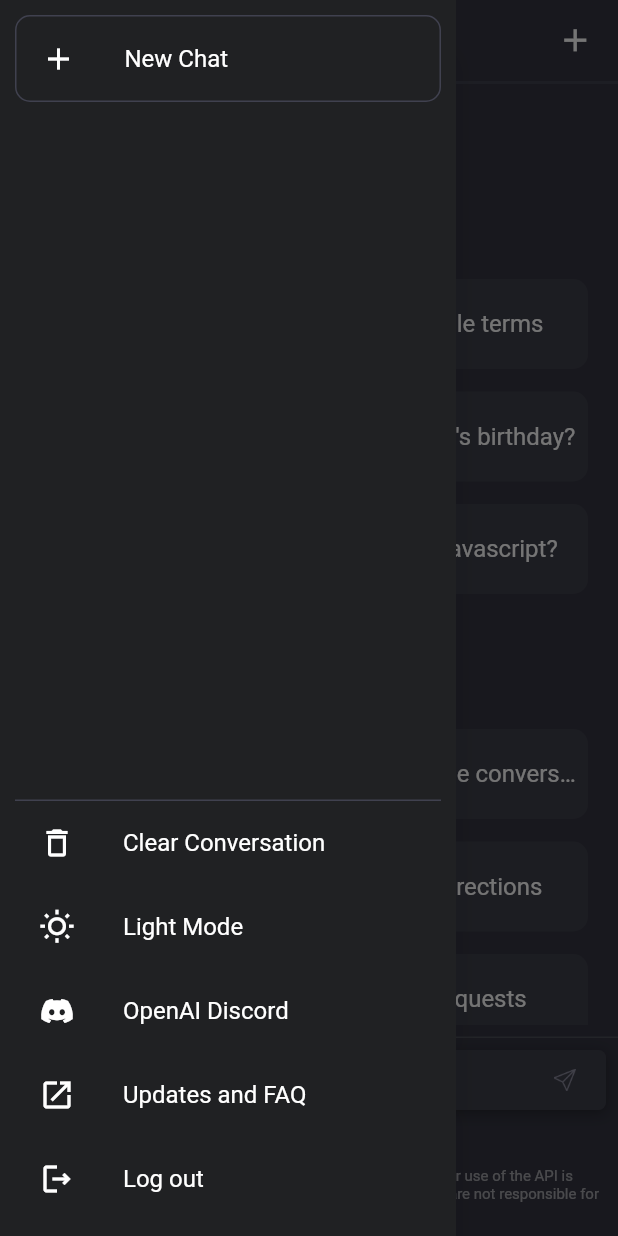
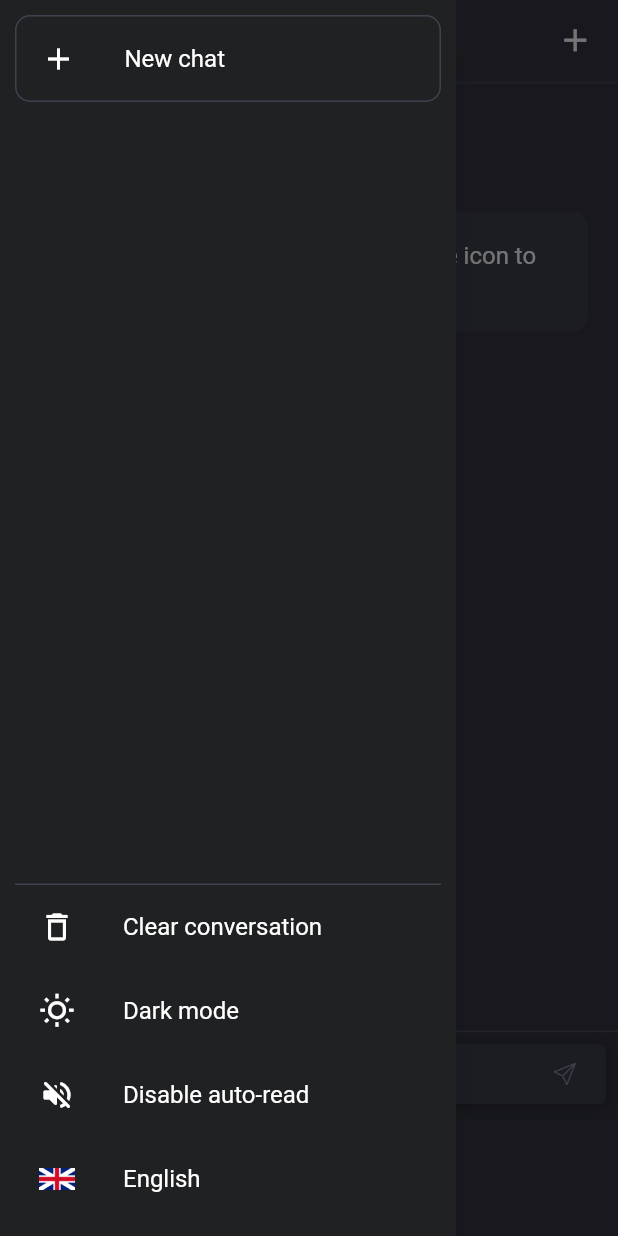
Before and after one commit to nnpanh/advanced-mobile-chat-gpt-flutter, a Flutter app: the screen it shows after launch, with the side drawer open, on a phone screen of 412 x 824 dp. Run offline on Flutter 3.47's test engine with Material 2 defaults, Android fonts, the phone set to English and light mode, and no system bars; our stand-ins replace flutter_chat_types, flutter_chat_ui, get, google_fonts; missing offline and left inert: dart:html; generated files the repository leaves out were written again.

Commit message:
custom drawer functions

```diff
--- /dev/null
+++ b/l10n.yaml
@@ -0,0 +1,3 @@
+arb-dir: lib/l10n
+template-arb-file: app_en.arb
+output-localization-file: app_localizations.dart
--- a/lib/config/pallete.dart
+++ b/lib/config/pallete.dart
@@ -35,6 +35,10 @@ final lightThemeData = ThemeData(
         fontSize: 10,
         fontWeight: FontWeight.w400,
       )),
+    floatingActionButtonTheme: const FloatingActionButtonThemeData(
+      foregroundColor: Colors.teal,
+      backgroundColor: Colors.teal
+    )
 );
 
 final darkThemeData = ThemeData(
@@ -61,4 +65,8 @@ final darkThemeData = ThemeData(
         fontSize: 10,
         fontWeight: FontWeight.w400,
       )),
+    floatingActionButtonTheme: const FloatingActionButtonThemeData(
+        foregroundColor: Colors.tealAccent,
+        backgroundColor: Colors.tealAccent
+    )
 );
--- a/lib/controller/chat_controller.dart
+++ b/lib/controller/chat_controller.dart
@@ -34,7 +34,6 @@ class ChatController extends GetxController {
   @override
   void onInit() {
     super.onInit();
-    debugPrint("ChatController oninit");
     _chats.add(_conversation);
   }
 
--- /dev/null
+++ b/lib/controller/locale_controller.dart
@@ -0,0 +1,16 @@
+import 'dart:ui';
+
+import 'package:get/get.dart';
+
+class LocaleController extends GetxController {
+  var englishLocale = true.obs;
+
+  void changeLanguage() {
+    if (englishLocale == true.obs) {
+      Get.updateLocale(const Locale('vi','VN'));
+    } else {
+      Get.updateLocale(const Locale('en','US'));
+    }
+    englishLocale.value = !englishLocale.value;
+  }
+}
--- /dev/null
+++ b/lib/controller/speaker_controller.dart
@@ -0,0 +1,9 @@
+import 'package:get/get.dart';
+
+class SpeakerController extends GetxController {
+  var autoRead = true.obs;
+
+  void changeReadMode() {
+    autoRead.value = !autoRead.value;
+  }
+}
--- /dev/null
+++ b/lib/l10n/app_en.arb
@@ -0,0 +1,9 @@
+{
+  "lightMode": "Light mode",
+  "darkMode": "Dark mode",
+  "enableRead": "Enable auto-read",
+  "disableRead": "Disable auto-read",
+  "clearChat": "Clear conversation",
+  "newChat": "New chat",
+  "startPrompt": "Start typing or hold the microphone icon to speak."
+}
--- /dev/null
+++ b/lib/l10n/app_vi.arb
@@ -0,0 +1,9 @@
+{
+  "lightMode": "Chế độ nền sáng",
+  "darkMode": "Chế độ nền tối",
+  "enableRead": "Bật tự động đọc",
+  "disableRead": "Tắt tự động đọc",
+  "clearChat": "Xóa cuộc trò chuyện",
+  "newChat": "Tạo cuộc trò chuyện mới",
+  "startPrompt": "Bắt đầu nhập hoặc ấn và giữ biểu tượng micro để nói."
+}
--- a/lib/main.dart
+++ b/lib/main.dart
@@ -1,7 +1,9 @@
 import 'package:flutgpt/config/pallete.dart';
 import 'package:flutgpt/controller/theme_controller.dart';
 import 'package:flutter/material.dart';
+import 'package:flutter_localizations/flutter_localizations.dart';
 import 'package:get/get.dart';
+import 'package:flutter_gen/gen_l10n/app_localizations.dart';
 
 import 'views/home_view/home_view.dart';
 
@@ -25,6 +27,8 @@ class MyApp extends StatelessWidget {
                 ? ThemeMode.dark
                 : ThemeMode.light,
             home: const HomeView(),
+            localizationsDelegates: AppLocalizations.localizationsDelegates,
+            supportedLocales: AppLocalizations.supportedLocales,
           );
         });
   }
--- a/lib/model/empty_state_card_model.dart
+++ /dev/null
@@ -1,35 +0,0 @@
-class EmptyStateCardModel {
-  final String title;
-  final String icon;
-  final List items;
-
-  const EmptyStateCardModel(
-      {required this.title, required this.icon, required this.items});
-}
-
-EmptyStateCardModel exampleCardModel = const EmptyStateCardModel(
-    title: 'Examples',
-    icon: 'assets/sun.png',
-    items: [
-      "Explain quantum computing in simple terms",
-      "Got any creative ideas for a 10 year old's birthday?",
-      "How do I make an HTTP request in Javascript?"
-    ]);
-
-EmptyStateCardModel capabilitiesCardModel = const EmptyStateCardModel(
-    title: 'Capabilities',
-    icon: 'assets/thunder.png',
-    items: [
-      "Remembers what user said earlier in the conversation",
-      "Allows user to provide follow-up corrections",
-      "Trained to decline inappropriate requests"
-    ]);
-
-EmptyStateCardModel limitationsCardModel = const EmptyStateCardModel(
-    title: 'Limitations',
-    icon: 'assets/alert.png',
-    items: [
-      "May occasionally generate incorrect information",
-      "May occasionally produce harmful instructions or biased content",
-      "Limited knowledge of world and events after 2021"
-    ]);
--- a/lib/views/home_view/components/app_drawer.dart
+++ b/lib/views/home_view/components/app_drawer.dart
@@ -1,21 +1,28 @@
+import 'dart:io';
+import 'package:flutter_gen/gen_l10n/app_localizations.dart';
 import 'package:flutgpt/config/pallete.dart';
 import 'package:flutgpt/controller/chat_controller.dart';
+import 'package:flutgpt/controller/locale_controller.dart';
+import 'package:flutgpt/controller/speaker_controller.dart';
 import 'package:flutgpt/controller/theme_controller.dart';
 import 'package:flutter/material.dart';
 import 'package:get/get.dart';
 import 'package:google_fonts/google_fonts.dart';
 
-Drawer appDrawer() {
-  ThemeController themeController = Get.put(ThemeController());
+Drawer appDrawer(BuildContext context) {
   TextStyle fixedStyle = GoogleFonts.roboto(
     color: Colors.white,
   );
+  ThemeController themeController = Get.put(ThemeController());
   ChatController chatController = Get.put(ChatController());
+  SpeakerController speakerController = Get.put(SpeakerController());
+  LocaleController localeController = Get.put(LocaleController());
+
   return Drawer(
     backgroundColor: const Color(0xff202123),
     child: Padding(
       padding: const EdgeInsets.all(10),
-      child: GetBuilder<ChatController>(builder: (context) {
+      child: GetBuilder<ChatController>(builder: (chatContext) {
         return Column(
           mainAxisAlignment: MainAxisAlignment.spaceBetween,
           children: <Widget>[
@@ -51,7 +58,7 @@ Drawer appDrawer() {
                                     chatController
                                             .chats[index].summary!.isNotEmpty
                                         ? chatController.chats[index].summary!
-                                        : 'New Chat',
+                                        : AppLocalizations.of(context)!.newChat,
                                     style: fixedStyle,
                                   ),
                                 ),
@@ -82,7 +89,7 @@ Drawer appDrawer() {
                             title: Text(
                               overflow: TextOverflow.ellipsis,
                               maxLines: 1,
-                              'New Chat',
+                              AppLocalizations.of(context)!.newChat,
                               style: fixedStyle,
                             ),
                           ),
@@ -105,7 +112,7 @@ Drawer appDrawer() {
                     Icons.delete_outline,
                     color: Colors.white,
                   ),
-                  title: Text('Clear Conversation', style: fixedStyle),
+                  title: Text(AppLocalizations.of(context)!.clearChat, style: fixedStyle),
                 ),
                 Obx(
                   () {
@@ -119,33 +126,50 @@ Drawer appDrawer() {
                       ),
                       title: Text(
                         themeController.isDarkMode.value
-                            ? 'Light Mode'
-                            : 'Dark Mode',
+                            ? AppLocalizations.of(context)!.darkMode
+                            : AppLocalizations.of(context)!.lightMode,
                         style: fixedStyle,
                       ),
                     );
                   },
                 ),
-                ListTile(
-                  leading: const Icon(
-                    Icons.discord,
-                    color: Colors.white,
-                  ),
-                  title: Text('OpenAI Discord', style: fixedStyle),
+                Obx(
+                      () {
+                    return ListTile(
+                      onTap: () =>speakerController.changeReadMode(),
+                      leading: Icon(
+                        speakerController.autoRead.value
+                            ? Icons.volume_off_rounded
+                            : Icons.volume_up_rounded,
+                        color: Colors.white,
+                      ),
+                      title: Text(
+                        speakerController.autoRead.value
+                            ? AppLocalizations.of(context)!.disableRead
+                            : AppLocalizations.of(context)!.enableRead,
+                        style: fixedStyle,
+                      ),
+                    );
+                  },
                 ),
-                ListTile(
-                  leading: const Icon(
-                    Icons.open_in_new,
-                    color: Colors.white,
-                  ),
-                  title: Text('Updates and FAQ', style: fixedStyle),
-                ),
-                ListTile(
-                  leading: const Icon(
-                    Icons.logout_outlined,
-                    color: Colors.white,
-                  ),
-                  title: Text('Log out', style: fixedStyle),
+                Obx(
+                      () {
+                    return ListTile(
+                      onTap: () =>localeController.changeLanguage(),
+                      leading: Image.asset(
+                        localeController.englishLocale.value
+                            ? 'assets/britain.png'
+                            : 'assets/vietnam.png',
+                        height: 24, width:24
+                      ),
+                      title: Text(
+                        localeController.englishLocale.value
+                            ? 'English'
+                            : 'Tiếng Việt',
+                        style: fixedStyle,
+                      ),
+                    );
+                  },
                 ),
               ],
             )
--- a/lib/views/home_view/components/chat_card.dart
+++ b/lib/views/home_view/components/chat_card.dart
@@ -35,6 +35,8 @@ class ChatCard extends StatelessWidget {
           child: Row(
             crossAxisAlignment: CrossAxisAlignment.start,
             children: [
+              Column(
+                children: [
                   Container(
                       height: 40,
                       width: 40,
@@ -56,6 +58,17 @@ class ChatCard extends StatelessWidget {
                               ),
                             )
                           : null),
+                  messageBlock.author!.id == 'chatGPT'?
+          SizedBox(
+            height: 40,
+            width: 40,
+            child: IconButton(icon: const Icon(Icons.volume_up), onPressed: () {
+
+            },)
+          ):
+                      Container()
+                ],
+              ),
               const SizedBox(
                 width: 20,
               ),
--- a/lib/views/home_view/components/empty_state.dart
+++ b/lib/views/home_view/components/empty_state.dart
@@ -1,4 +1,3 @@
-import 'package:flutgpt/model/empty_state_card_model.dart';
 import 'package:flutgpt/views/home_view/components/intro_card.dart';
 import 'package:flutter/material.dart';
 
@@ -12,11 +11,7 @@ class EmptyState extends StatefulWidget {
 }
 
 class _EmptyStateState extends State<EmptyState> {
-  final List<EmptyStateCardModel> list = [
-    exampleCardModel,
-    capabilitiesCardModel,
-    limitationsCardModel
-  ];
+
   @override
   Widget build(BuildContext context) {
     return Padding(
@@ -33,15 +28,7 @@ class _EmptyStateState extends State<EmptyState> {
             const SizedBox(
               height: 30,
             ),
-            ListView.builder(
-                shrinkWrap: true,
-                physics: const NeverScrollableScrollPhysics(),
-                itemCount: 3,
-                itemBuilder: (context, index) {
-                  return IntroCards(
-                    card: list[index],
-                  );
-                }),
+            const IntroCards(),
           ],
         ),
       ),
--- a/lib/views/home_view/components/home_view_body.dart
+++ b/lib/views/home_view/components/home_view_body.dart
@@ -1,3 +1,5 @@
+import 'dart:html';
+
 import 'package:flutgpt/controller/chat_controller.dart';
 import 'package:flutgpt/views/home_view/components/chat_card.dart';
 import 'package:flutgpt/views/home_view/components/empty_state.dart';
@@ -15,6 +17,14 @@ class HomeViewBody extends StatefulWidget {
 
 class _HomeViewBodyState extends State<HomeViewBody> {
   ChatController chatController = Get.put(ChatController());
+  TextEditingController inputController = TextEditingController();
+
+  late SpeechRecognition _speech;
+  bool _isSpeechStarted = false;
+  bool _isListening = false;
+  String transcription = '';
+  String currentText = '';
+  bool _isEndOfSpeech = false;
 
   final ScrollController _controller = ScrollController(keepScrollOffset: true);
 
@@ -30,7 +40,7 @@ class _HomeViewBodyState extends State<HomeViewBody> {
   }
 
   @override
-  Widget build(BuildContext context) {
+  Widget build(BuildContext buildContext) {
     return GetBuilder<ChatController>(builder: (context) {
       return Column(
         mainAxisAlignment: MainAxisAlignment.spaceBetween,
@@ -86,14 +96,25 @@ class _HomeViewBodyState extends State<HomeViewBody> {
                     ),
                   ),
           ),
-          customChatInput()
+          customChatInput(),
+          Row(
+            mainAxisAlignment: MainAxisAlignment.center,
+            children: [
+              FloatingActionButton(onPressed: (){
+              },
+              child: Icon(Icons.mic, color: Theme.of(buildContext).primaryColor),)
+              // foregroundColor: Theme.of(buildContext).floatingActionButtonTheme.foregroundColor,)
+            ]
+          ),
+          const SizedBox(
+            height: 18,
+          ),
         ],
       );
     });
   }
 
   Column customChatInput() {
-    TextEditingController controller = TextEditingController();
     return Column(
       children: [
         const Divider(
@@ -125,9 +146,9 @@ class _HomeViewBodyState extends State<HomeViewBody> {
                     child: TextField(
                       enabled: !chatController.isLoading,
                       onSubmitted: (value) {
-                        _handleSendPressed(controller.text);
+                        _handleSendPressed(inputController.text);
                       },
-                      controller: controller,
+                      controller: inputController,
                       cursorColor: Colors.white,
                       cursorRadius: const Radius.circular(5),
                       maxLines: 1,
@@ -142,8 +163,8 @@ class _HomeViewBodyState extends State<HomeViewBody> {
                 const SizedBox(width: 8.0),
                 GestureDetector(
                   onTap: () {
-                    if (controller.text.isNotEmpty) {
-                      _handleSendPressed(controller.text);
+                    if (inputController.text.isNotEmpty) {
+                      _handleSendPressed(inputController.text);
                     }
                   },
                   child: SizedBox(
@@ -161,37 +182,6 @@ class _HomeViewBodyState extends State<HomeViewBody> {
         const SizedBox(
           height: 6,
         ),
-        Row(
-          mainAxisAlignment: MainAxisAlignment.center,
-          children: [
-            Text(
-              "Powered by ",
-              style: GoogleFonts.roboto(
-                color: Theme.of(context).textTheme.bodyLarge!.color,
-                fontSize: 12,
-              ),
-            ),
-            Text(
-              "codeSaif",
-              style: GoogleFonts.roboto(
-                color: Theme.of(context).textTheme.bodyLarge!.color,
-                fontSize: 12,
-                fontWeight: FontWeight.bold,
-              ),
-            ),
-          ],
-        ),
-        const SizedBox(
-          height: 10,
-        ),
-        Padding(
-          padding: const EdgeInsets.fromLTRB(10, 0, 10, 10),
-          child: Text(
-            "FlutGPT is not endorsed by OpenAI or ChatGPT in any way. Our use of the API is governed by the OpenAI Terms of Service and Privacy Policy. We are not responsible for any misuse of the API.",
-            textAlign: TextAlign.center,
-            style: Theme.of(context).textTheme.bodyMedium,
-          ),
-        )
       ],
     );
   }
@@ -213,4 +203,6 @@ class _HomeViewBodyState extends State<HomeViewBody> {
   void _handleSendPressed(String message) {
     chatController.handleSendPressed(message);
   }
+
+
 }
--- a/lib/views/home_view/components/intro_card.dart
+++ b/lib/views/home_view/components/intro_card.dart
@@ -1,40 +1,17 @@
-import 'package:flutgpt/model/empty_state_card_model.dart';
 import 'package:flutter/material.dart';
+import 'package:flutter_gen/gen_l10n/app_localizations.dart';
 
 class IntroCards extends StatelessWidget {
-  final EmptyStateCardModel card;
-  const IntroCards({Key? key, required this.card}) : super(key: key);
+
+  const IntroCards({Key? key}) : super(key: key);
 
   @override
   Widget build(BuildContext context) {
-    return Column(
-      children: [
-        Row(
-          mainAxisAlignment: MainAxisAlignment.center,
-          children: [
-            SizedBox(
-              height: 25,
-              width: 25,
-              child: Image.asset(card.icon),
-            ),
-            const SizedBox(
-              width: 10,
-            ),
-            Text(card.title, style: Theme.of(context).textTheme.displaySmall),
-          ],
-        ),
-        const SizedBox(
-          height: 20,
-        ),
-        ListView.builder(
-            shrinkWrap: true,
-            physics: const NeverScrollableScrollPhysics(),
-            itemCount: card.items.length,
-            itemBuilder: (context, index) {
+    final String intro = AppLocalizations.of(context)!.startPrompt;
+
     return Padding(
       padding: const EdgeInsets.only(bottom: 15),
       child: Container(
-                  height: 60,
         width: double.infinity,
         decoration: BoxDecoration(
           color: Theme.of(context).cardColor,
@@ -42,21 +19,15 @@ class IntroCards extends StatelessWidget {
         ),
         child: Center(
           child: Padding(
-                      padding: const EdgeInsets.all(8.0),
-                      child: Text('${card.items[index]}',
+            padding: const EdgeInsets.symmetric(vertical:16, horizontal: 24),
+            child: Text(intro,
                 textAlign: TextAlign.center,
-                          maxLines: 1,
+                maxLines: 3,
                overflow: TextOverflow.ellipsis,
-                          style: Theme.of(context).textTheme.bodyLarge),
+                style: Theme.of(context).textTheme.bodyLarge?.copyWith(height: 1.5)),
           ),
         ),
       ),
     );
-            }),
-        const SizedBox(
-          height: 30,
-        ),
-      ],
-    );
   }
 }
--- a/lib/views/home_view/home_view.dart
+++ b/lib/views/home_view/home_view.dart
@@ -15,7 +15,7 @@ class _HomeViewState extends State<HomeView> {
   Widget build(BuildContext context) {
     return SafeArea(
       child: Scaffold(
-          appBar: appBar(), drawer: appDrawer(), body: const HomeViewBody()),
+          appBar: appBar(), drawer: appDrawer(context), body: const HomeViewBody()),
     );
   }
 }
--- a/pubspec.yaml
+++ b/pubspec.yaml
@@ -15,9 +15,14 @@ dependencies:
     sdk: flutter
   flutter_chat_types: ^3.6.0
   flutter_chat_ui: ^1.6.6
+  flutter_localizations:
+    sdk: flutter
   get: ^4.6.5
   google_fonts: ^4.0.1
   http: ^0.13.5
+  intl: ^0.17.0
+  speech_recognition: ^0.3.0+1
+  speech_to_text: ^6.1.1
 
 dev_dependencies:
   flutter_lints: ^2.0.0
@@ -32,5 +37,6 @@ flutter_icons:
   min_sdk_android: 21 # android min sdk min:16, default 21
 flutter:
   uses-material-design: true
+  generate: true
   assets:
     - assets/
```
Also changed, not shown: assets/britain.png (added), assets/vietnam.png (added), pubspec.lock, 2 other files. Lines whose indentation alone changed are shown as unchanged.
